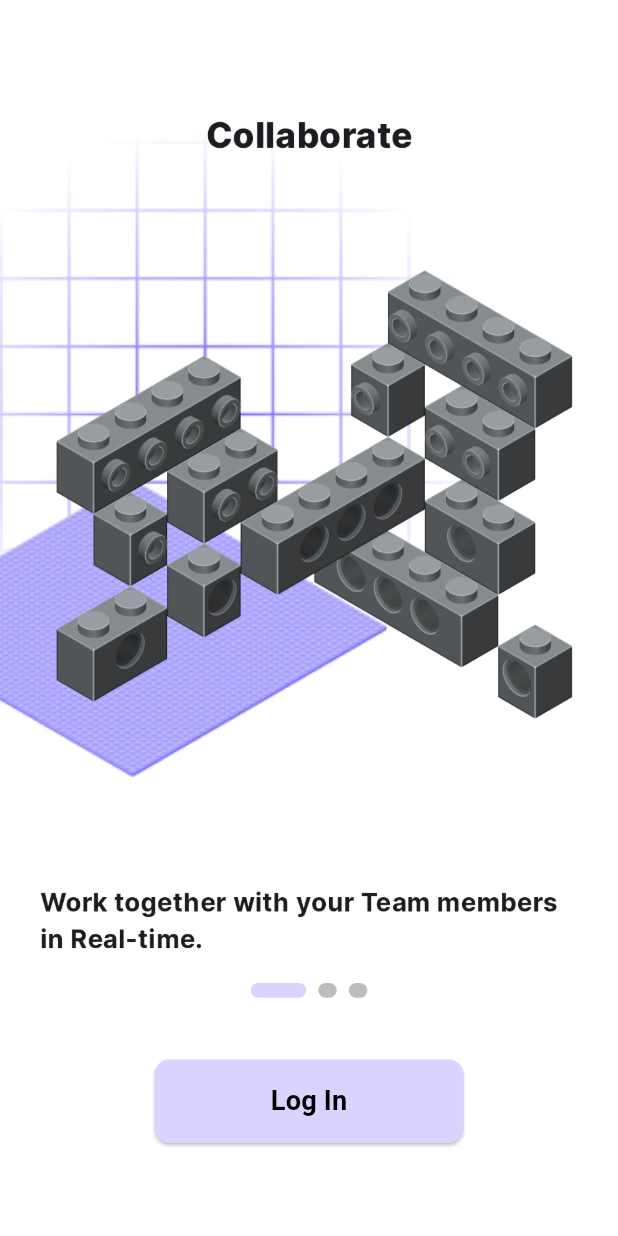
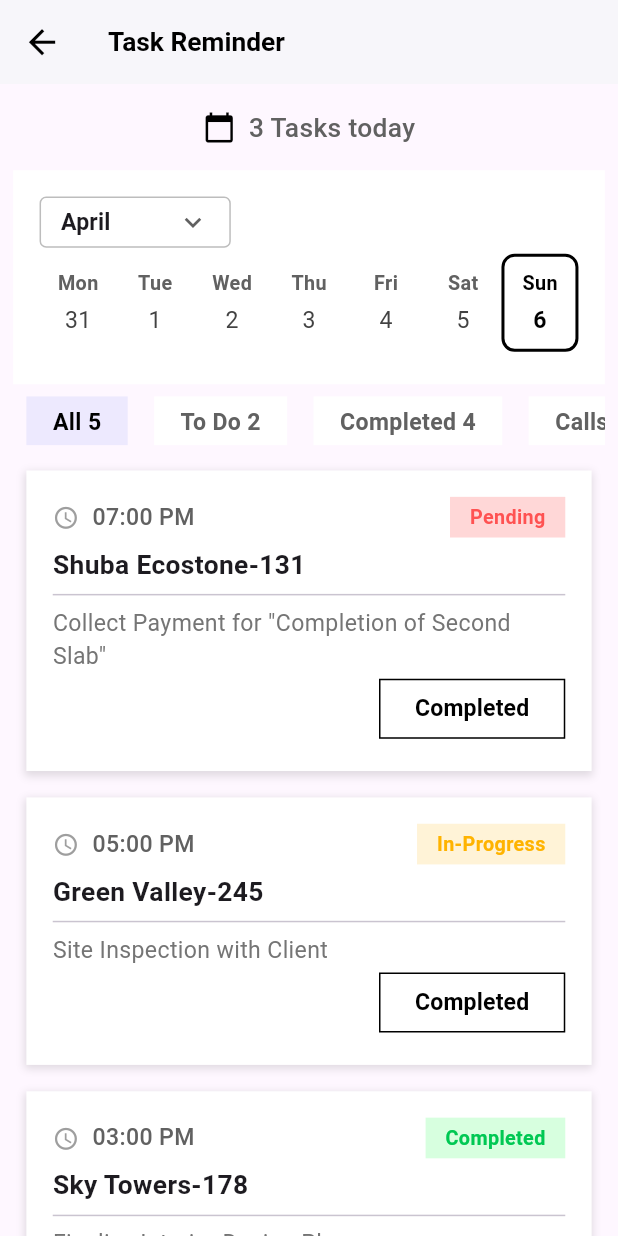
Before and after one commit to HiBorn4/crmapp, a Flutter app: the screen it shows after launch, on a phone screen of 412 x 824 dp. Run offline on Flutter 3.47's test engine with Material 3 defaults, Android fonts, the phone set to English and light mode, and no system bars; drawn by our look-alikes of smooth_page_indicator; our stand-ins replace cloud_firestore, file_picker, firebase_auth, firebase_core, flutter_svg, get; missing offline and left inert: flutter_direct_caller_plugin; accounts and stored records are empty.

Commit message:
completed task reminder screen UI

```diff
--- /dev/null
+++ b/lib/controllers/task_reminder_controller.dart
@@ -0,0 +1,97 @@
+// controllers/task_reminder_controller.dart
+import 'package:flutter/material.dart';
+import 'package:get/get.dart';
+
+class TaskReminderController extends GetxController {
+  // Reactive variables
+  var selectedMonth = 'April'.obs;
+  var selectedYear = DateTime.now().year.obs;
+  var selectedDate = DateTime.now().day.obs;
+  var selectedFilterIndex = 0.obs;
+
+  // Data lists
+  final List<String> months = [
+    'January', 'February', 'March', 'April', 'May', 'June',
+    'July', 'August', 'September', 'October', 'November', 'December',
+  ];
+
+  final List<String> filters = ['All 5', 'To Do 2', 'Completed 4', 'Calls 1'];
+
+  final List<Task> tasks = [
+    Task(
+      time: '07:00 PM',
+      project: 'Shuba Ecostone-131',
+      description: 'Collect Payment for "Completion of Second Slab"',
+      status: 'Pending',
+      statusColor: Color(0xFFFFD7D7),
+    ),
+    Task(
+      time: '05:00 PM',
+      project: 'Green Valley-245',
+      description: 'Site Inspection with Client',
+      status: 'In-Progress',
+      statusColor: Color(0xFFFFF3D7),
+    ),
+    Task(
+      time: '03:00 PM',
+      project: 'Sky Towers-178',
+      description: 'Finalize Interior Design Plans',
+      status: 'Completed',
+      statusColor: Color(0xFFD7FFDF),
+    ),
+  ].obs;
+
+  // Getters
+  int get selectedMonthIndex => months.indexOf(selectedMonth.value) + 1;
+
+  // Actions
+  void updateSelectedDate(int day, int monthIndex, int year) {
+    selectedDate.value = day;
+    selectedMonth.value = months[monthIndex - 1];
+    selectedYear.value = year;
+    update();
+  }
+
+  void changeFilter(int index) {
+    selectedFilterIndex.value = index;
+    update();
+  }
+
+  void completeTask(Task task) {
+    final index = tasks.indexOf(task);
+    tasks[index] = task.copyWith(status: 'Completed');
+    update();
+  }
+}
+
+class Task {
+  final String time;
+  final String project;
+  final String description;
+  final String status;
+  final Color statusColor;
+
+  Task({
+    required this.time,
+    required this.project,
+    required this.description,
+    required this.status,
+    required this.statusColor,
+  });
+
+  Task copyWith({
+    String? time,
+    String? project,
+    String? description,
+    String? status,
+    Color? statusColor,
+  }) {
+    return Task(
+      time: time ?? this.time,
+      project: project ?? this.project,
+      description: description ?? this.description,
+      status: status ?? this.status,
+      statusColor: statusColor ?? this.statusColor,
+    );
+  }
+}
--- a/lib/main.dart
+++ b/lib/main.dart
@@ -1,9 +1,8 @@
-import 'package:crmapp/screens/home_screen.dart';
 import 'package:crmapp/screens/search_screen.dart';
+import 'package:crmapp/screens/task_reminder_screen.dart';
 import 'package:flutter/material.dart';
 import 'package:get/get.dart';
 import 'package:firebase_core/firebase_core.dart';
-import 'controllers/home_controller.dart';
 import 'screens/about_screen.dart';
 import 'screens/activity_log_screen.dart';
 import 'screens/change_password_screen.dart';
@@ -12,7 +11,6 @@ import 'screens/document_screen.dart';
 import 'screens/login_screen.dart';
 import 'screens/modification_screen.dart';
 import 'screens/payment_schedule_screen.dart';
-import 'screens/unit_detail_screen.dart';
 import 'screens/refer_screen.dart';
 import 'screens/signup_screen.dart';
 import 'screens/transaction_detail_screen.dart';
@@ -22,10 +20,8 @@ import 'services/auth_service.dart';
 void main() async {
   WidgetsFlutterBinding.ensureInitialized(); // Ensures Flutter is initialized properly
 
-
   await Firebase.initializeApp(); // Initialize Firebase
 
-  // Get.put(HomeController()); // Inject HomeController
   runApp(MyApp());
 }
 
@@ -42,14 +38,11 @@ class MyApp extends StatelessWidget {
         visualDensity: VisualDensity.adaptivePlatformDensity,
       ),
       initialBinding: BindingsBuilder(() {
-        Get.put(
-          AuthService(),
-        ); // Inject AuthService for authentication management
-        // Get.put(HomeController()); // Inject HomeController
+        Get.put(AuthService());
       }),
       initialRoute: "/",
-      home: SignupScreen(),
-      // home: HomeScreen(uid: 'M7IFjcWq0mVxUmuqSa55pNW4UNl2'),
+      // home: SignupScreen(),
+      home: TaskReminderScreen(),
       getPages: [
         GetPage(name: '/', page: () => SignupScreen()),
         GetPage(name: '/login', page: () => LoginScreen()),
--- /dev/null
+++ b/lib/screens/task_reminder_screen.dart
@@ -0,0 +1,379 @@
+import 'package:flutter/material.dart';
+import 'package:get/get.dart';
+import '../controllers/task_reminder_controller.dart';
+import '../utils/responsive.dart';
+
+class TaskReminderScreen extends StatelessWidget {
+  final TaskReminderController _controller = Get.put(TaskReminderController());
+
+  @override
+Widget build(BuildContext context) {
+  return Scaffold(
+    appBar: _buildAppBar(context),
+    body: SingleChildScrollView(
+      child: Padding(
+        padding: EdgeInsets.symmetric(
+          horizontal: Responsive.getWidth(8, context),
+        ),
+        child: Column(
+          children: [
+            _buildTaskCount(context),
+            _buildCalendarSection(context),
+            _buildCategoryFilters(context),
+            _buildTaskList(context),
+          ],
+        ),
+      ),
+    ),
+  );
+}
+
+
+  AppBar _buildAppBar(BuildContext context) {
+    return AppBar(
+      leading: IconButton(
+        icon: Icon(Icons.arrow_back, color: Colors.black),
+        onPressed: () => Get.back(),
+        iconSize: Responsive.getWidth(24, context),
+      ),
+      title: Text(
+        'Task Reminder',
+        style: TextStyle(
+          color: Colors.black,
+          fontWeight: FontWeight.bold,
+          fontSize: Responsive.getFontSizeContext(16, context),
+        ),
+      ),
+      backgroundColor: Colors.white,
+      elevation: 1,
+    );
+  }
+
+  Widget _buildTaskCount(BuildContext context) {
+    return Container(
+      padding: EdgeInsets.symmetric(vertical: Responsive.getHeight(16, context)),
+      child: Row(
+        mainAxisAlignment: MainAxisAlignment.center,
+        children: [
+          Icon(
+            Icons.calendar_today,
+            color: Colors.black,
+            size: Responsive.getWidth(20, context),
+          ),
+          SizedBox(width: Responsive.getWidth(8, context)),
+          Text(
+            '3 Tasks today',
+            style: TextStyle(
+              fontSize: Responsive.getFontSizeContext(16, context),
+              fontWeight: FontWeight.w500,
+              color: Colors.grey[700],
+            ),
+          ),
+        ],
+      ),
+    );
+  }
+
+  Widget _buildCalendarSection(BuildContext context) {
+    return Container(
+      margin: EdgeInsets.symmetric(
+      ),
+      padding: EdgeInsets.all(Responsive.getWidth(16, context)),
+      decoration: BoxDecoration(
+        color: Colors.white,
+        borderRadius: BorderRadius.zero,
+
+      ),
+      child: Column(
+        crossAxisAlignment: CrossAxisAlignment.start,
+        children: [
+          _buildMonthYearDropdown(context),
+          _buildWeekRow(context),
+        ],
+      ),
+    );
+  }
+
+  Widget _buildMonthYearDropdown(BuildContext context) {
+  return Container(
+    padding: EdgeInsets.symmetric(
+      horizontal: Responsive.getWidth(12, context),
+      vertical: Responsive.getHeight(4, context),
+    ),
+    decoration: BoxDecoration(
+      border: Border.all(color: Colors.grey.shade400), // Light grey border
+      borderRadius: BorderRadius.circular(Responsive.getWidth(4, context)),
+    ),
+    child: DropdownButton<String>(
+      value: _controller.selectedMonth.value,
+      items: _controller.months.map((String month) {
+        return DropdownMenuItem<String>(
+          value: month,
+          child: Text(
+            month,
+            style: TextStyle(
+              fontWeight: FontWeight.bold,
+              fontSize: Responsive.getFontSizeContext(14, context),
+            ),
+          ),
+        );
+      }).toList(),
+      onChanged: (value) {
+        if (value != null) {
+          _controller.selectedMonth.value = value;
+        }
+      },
+      isDense: true,
+      isExpanded: false,
+      underline: SizedBox(), // Removes default underline
+      icon: Icon(Icons.keyboard_arrow_down, size: Responsive.getWidth(20, context)),
+    ),
+  );
+}
+
+
+  Widget _buildWeekRow(BuildContext context) {
+  return Obx(() {
+    final selectedDateTime = DateTime(
+      _controller.selectedYear.value,
+      _controller.selectedMonthIndex,
+      _controller.selectedDate.value,
+    );
+    final currentWeekday = selectedDateTime.weekday;
+    final startOfWeek = selectedDateTime.subtract(Duration(days: currentWeekday - 1));
+
+    return Row(
+      children: List.generate(7, (index) {
+        final day = startOfWeek.add(Duration(days: index));
+        final isSelected = day.day == _controller.selectedDate.value &&
+            day.month == selectedDateTime.month &&
+            day.year == selectedDateTime.year;
+
+        return Expanded(
+          child: GestureDetector(
+            onTap: () => _controller.updateSelectedDate(
+              day.day,
+              day.month,
+              day.year,
+            ),
+            child: Container(
+              margin: EdgeInsets.symmetric(vertical: Responsive.getHeight(4, context)),
+              padding: EdgeInsets.symmetric(
+                vertical: Responsive.getHeight(8, context),
+                horizontal: Responsive.getWidth(4, context),
+              ),
+              decoration: BoxDecoration(
+                color: isSelected ? Colors.white : Colors.transparent,
+                border: isSelected
+                    ? Border.all(color: Colors.black, width: 2)
+                    : Border.all(color: Colors.transparent),
+                borderRadius: BorderRadius.circular(Responsive.getWidth(8, context)),
+              ),
+              child: Column(
+                children: [
+                  Text(
+                    _getWeekdayName(day.weekday),
+                    style: TextStyle(
+                      fontWeight: FontWeight.bold,
+                      fontSize: Responsive.getFontSizeContext(12, context),
+                      color: isSelected ? Colors.black : Colors.grey[700],
+                    ),
+                  ),
+                  SizedBox(height: Responsive.getHeight(4, context)),
+                  Text(
+                    '${day.day}',
+                    style: TextStyle(
+                      color: isSelected ? Colors.black : Colors.grey[800],
+                      fontWeight: isSelected ? FontWeight.bold : FontWeight.normal,
+                      fontSize: Responsive.getFontSizeContext(14, context),
+                    ),
+                  ),
+                ],
+              ),
+            ),
+          ),
+        );
+      }),
+    );
+  });
+}
+
+
+
+  String _getWeekdayName(int weekday) {
+    switch (weekday) {
+      case 1: return 'Mon';
+      case 2: return 'Tue';
+      case 3: return 'Wed';
+      case 4: return 'Thu';
+      case 5: return 'Fri';
+      case 6: return 'Sat';
+      case 7: return 'Sun';
+      default: return '';
+    }
+  }
+
+  Widget _buildCategoryFilters(BuildContext context) {
+    return Container(
+      height: Responsive.getHeight(48, context),
+      child: ListView.builder(
+        scrollDirection: Axis.horizontal,
+        itemCount: _controller.filters.length,
+        itemBuilder: (context, index) => _buildFilterButton(index, context),
+      ),
+    );
+  }
+
+  Widget _buildFilterButton(int index, BuildContext context) {
+    final isSelected = index == _controller.selectedFilterIndex.value;
+
+    return GestureDetector(
+      onTap: () => _controller.changeFilter(index),
+      child: Container(
+        margin: EdgeInsets.symmetric(
+          horizontal: Responsive.getWidth(8, context),
+          vertical: Responsive.getHeight(8, context),
+        ),
+        padding: EdgeInsets.symmetric(
+          horizontal: Responsive.getWidth(16, context),
+          vertical: Responsive.getHeight(6, context),
+        ),
+        decoration: BoxDecoration(
+          color: isSelected ? Color(0xFFEDE9FE) : Colors.white,
+        ),
+        child: Text(
+          _controller.filters[index],
+          style: TextStyle(
+            color: isSelected ? Colors.black : Colors.grey[700],
+            fontWeight: FontWeight.bold,
+            fontSize: Responsive.getFontSizeContext(14, context),
+          ),
+        ),
+      ),
+    );
+  }
+
+  Widget _buildTaskList(BuildContext context) {
+    return ListView.builder(
+      shrinkWrap: true,
+      physics: NeverScrollableScrollPhysics(),
+      itemCount: _controller.tasks.length,
+      itemBuilder: (context, index) => _buildTaskItem(_controller.tasks[index], context),
+    );
+  }
+
+  Widget _buildTaskItem(Task task, BuildContext context) {
+    return Container(
+      margin: EdgeInsets.all(Responsive.getWidth(8, context)),
+      padding: EdgeInsets.all(Responsive.getWidth(16, context)),
+      decoration: BoxDecoration(
+        color: Colors.white,
+        boxShadow: [
+          BoxShadow(
+            color: Colors.black12,
+            blurRadius: 4,
+            spreadRadius: 1,
+            offset: Offset(0, 2),
+          )
+        ],
+      ),
+      child: Column(
+        crossAxisAlignment: CrossAxisAlignment.start,
+        children: [
+          Row(
+            mainAxisAlignment: MainAxisAlignment.spaceBetween,
+            children: [
+              Row(
+                children: [
+                  Icon(
+                    Icons.access_time,
+                    size: Responsive.getWidth(16, context),
+                    color: Colors.grey,
+                  ),
+                  SizedBox(width: Responsive.getWidth(8, context)),
+                  Text(
+                    task.time,
+                    style: TextStyle(
+                      fontSize: Responsive.getFontSizeContext(14, context),
+                      fontWeight: FontWeight.w500,
+                      color: Colors.grey[700],
+                    ),
+                  ),
+                ],
+              ),
+              Container(
+                padding: EdgeInsets.symmetric(
+                  horizontal: Responsive.getWidth(12, context),
+                  vertical: Responsive.getHeight(4, context),
+                ),
+                decoration: BoxDecoration(
+                  color: task.statusColor,
+                ),
+                child: Text(
+                  task.status,
+                  style: TextStyle(
+                    fontSize: Responsive.getFontSizeContext(12, context),
+                    color: _getStatusTextColor(task.status),
+                    fontWeight: FontWeight.bold,
+                  ),
+                ),
+              ),
+            ],
+          ),
+          SizedBox(height: Responsive.getHeight(5, context)),
+          Text(
+            task.project,
+            style: TextStyle(
+              fontSize: Responsive.getFontSizeContext(16, context),
+              fontWeight: FontWeight.bold,
+            ),
+          ),
+          Divider(),
+          Text(
+            task.description,
+            style: TextStyle(
+              fontSize: Responsive.getFontSizeContext(14, context),
+              color: Colors.grey[600],
+              decoration: task.status == 'Completed'
+                  ? TextDecoration.lineThrough
+                  : TextDecoration.none,
+            ),
+          ),
+          Align(
+            alignment: Alignment.centerRight,
+            child: OutlinedButton(
+              onPressed: () => _controller.completeTask(task),
+              style: OutlinedButton.styleFrom(
+                side: BorderSide(color: Colors.black),
+                shape: RoundedRectangleBorder(
+                  borderRadius: BorderRadius.zero,
+                ),
+              ),
+              child: Text(
+                'Completed',
+                style: TextStyle(
+                  color: Colors.black,
+                  fontWeight: FontWeight.bold,
+                  fontSize: Responsive.getFontSizeContext(14, context),
+                ),
+              ),
+            ),
+          ),
+        ],
+      ),
+    );
+  }
+
+  Color _getStatusTextColor(String status) {
+    switch (status) {
+      case 'Pending':
+        return Color(0xFFFF5252);
+      case 'In-Progress':
+        return Color(0xFFFFB300);
+      case 'Completed':
+        return Color(0xFF00C853);
+      default:
+        return Colors.black;
+    }
+  }
+}
--- a/lib/utils/responsive.dart
+++ b/lib/utils/responsive.dart
@@ -13,4 +13,18 @@ class Responsive {
       vertical: screenWidth < 600 ? 8 : 16,
     );
   }
+    static double getWidth(double pixels, BuildContext context) {
+    return MediaQuery.of(context).size.width * (pixels / 375); // 375 is base design width
+  }
+
+  static double getHeight(double pixels, BuildContext context) {
+    return MediaQuery.of(context).size.height * (pixels / 812); // 812 is base design height
+  }
+
+  static double getFontSizeContext(double pixels, BuildContext context) {
+    return getWidth(pixels, context);
+  }
+
+
+
 }
```
